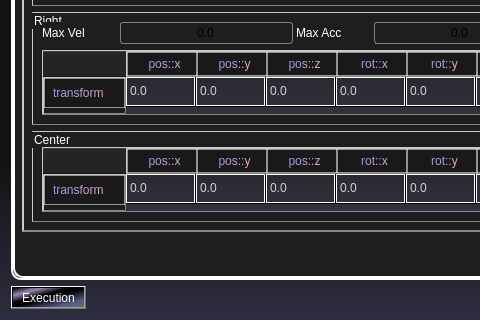
GueChen/GRobotSimulator, file UI/Dialog/planningdialog.ui: the form before one commit; both pictures show x 0 to 480 and y 303 to 623 of the 589 by 623 pixel window.
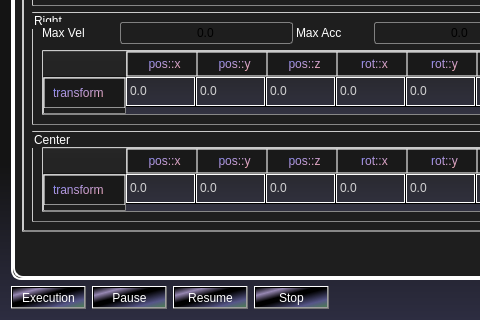
The form after the commit. The open tabs and pages were chosen to show the change. Icons and pictures are not drawn.

What changed in the file:
```diff
--- a/UI/Dialog/planningdialog.ui
+++ b/UI/Dialog/planningdialog.ui
@@ -6179,6 +6179,39 @@
        </property>
       </widget>
      </item>
+     <item>
+      <widget class="QPushButton" name="pause_button">
+       <property name="styleSheet">
+        <string notr="true">color: rgb(255, 255, 255);
+background-color: qlineargradient(spread:pad, x1:0, y1:0, x2:1, y2:1, stop:0 rgba(0, 0, 0, 255), stop:0.2 rgba(220, 195, 255, 155), stop:0.4 rgba(0, 0, 0, 255), stop:0.5 rgba(0, 0, 0, 255), stop:0.8 rgba(155, 155, 255, 100), stop: 1 rgba(100, 180, 100, 150));</string>
+       </property>
+       <property name="text">
+        <string>Pause</string>
+       </property>
+      </widget>
+     </item>
+     <item>
+      <widget class="QPushButton" name="resume_button">
+       <property name="styleSheet">
+        <string notr="true">color: rgb(255, 255, 255);
+background-color: qlineargradient(spread:pad, x1:0, y1:0, x2:1, y2:1, stop:0 rgba(0, 0, 0, 255), stop:0.2 rgba(220, 195, 255, 155), stop:0.4 rgba(0, 0, 0, 255), stop:0.5 rgba(0, 0, 0, 255), stop:0.8 rgba(155, 155, 255, 100), stop: 1 rgba(100, 180, 100, 150));</string>
+       </property>
+       <property name="text">
+        <string>Resume</string>
+       </property>
+      </widget>
+     </item>
+     <item>
+      <widget class="QPushButton" name="stop_button">
+       <property name="styleSheet">
+        <string notr="true">color: rgb(255, 255, 255);
+background-color: qlineargradient(spread:pad, x1:0, y1:0, x2:1, y2:1, stop:0 rgba(0, 0, 0, 255), stop:0.2 rgba(220, 195, 255, 155), stop:0.4 rgba(0, 0, 0, 255), stop:0.5 rgba(0, 0, 0, 255), stop:0.8 rgba(155, 155, 255, 100), stop: 1 rgba(100, 180, 100, 150));</string>
+       </property>
+       <property name="text">
+        <string>Stop</string>
+       </property>
+      </widget>
+     </item>
      <item>
       <spacer name="horizontalSpacer">
        <property name="orientation">
```
Left out of the diff: 2 changed lines with no effect on the pictures.
